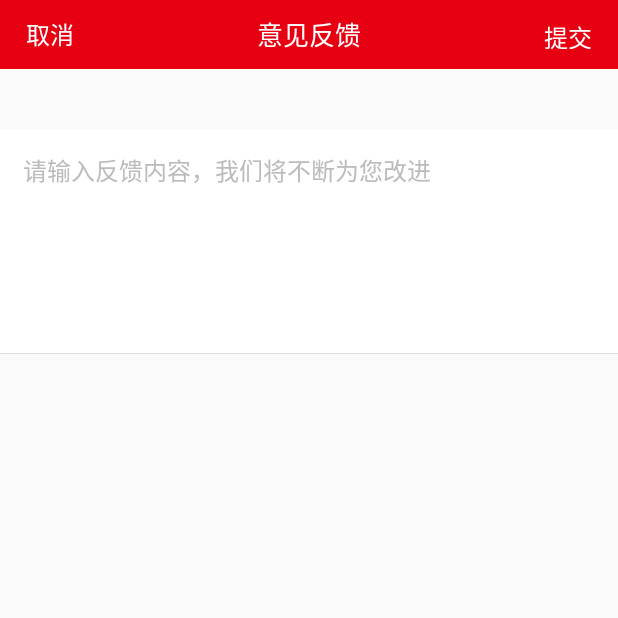
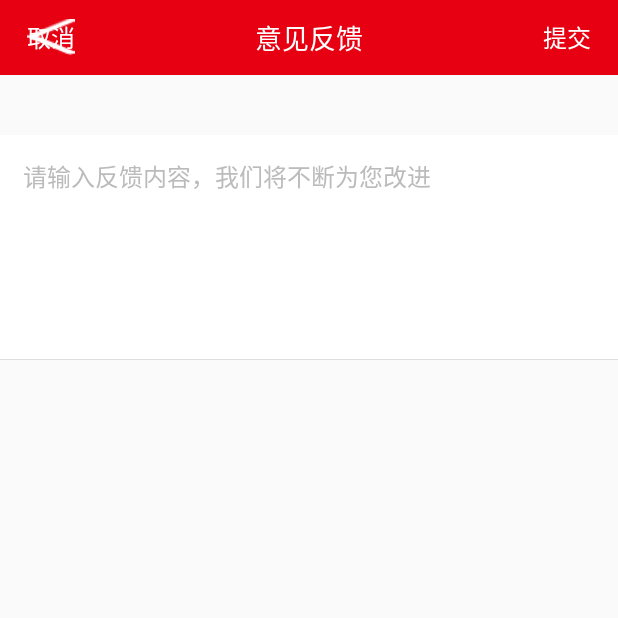
Before and after one commit to fztanga/ShiaLibrary, an Android app: the FeedbackActivity screen opened directly, with no data from a screen before it, on a phone screen of 412 x 824 dp, the top half of it. Run offline under Robolectric (Android 15) with nearby library versions, the phone set to English and light mode, and no system bars; libraries missing offline, so code that uses them is left out: com.blankj.utilcode; 1 statement that could not run was skipped.

Commit message:
版本升级，title，新增databindding adapter

```diff
--- a/app/src/main/java/com/shia/sample/activity/FeedbackActivity.java
+++ b/app/src/main/java/com/shia/sample/activity/FeedbackActivity.java
@@ -18,7 +18,7 @@ public class FeedbackActivity extends AppCompatActivity {
         super.onCreate(paramBundle);
         setContentView(R.layout.activity_more_feedback);
 
-        ((Titlebar) findViewById(R.id.titlebar)).setMoreTextAction(new View.OnClickListener() {
+        ((Titlebar) findViewById(R.id.titlebar)).setMoreAction(new View.OnClickListener() {
             @Override
             public void onClick(View v) {
                 ToastUtils.showShort("提交");
--- a/library/src/main/java/com/shia/library/widget/Titlebar.java
+++ b/library/src/main/java/com/shia/library/widget/Titlebar.java
@@ -6,160 +6,264 @@ import android.content.res.TypedArray;
 import android.util.AttributeSet;
 import android.view.LayoutInflater;
 import android.view.View;
-import android.widget.ImageView;
 import android.widget.LinearLayout;
 import android.widget.RelativeLayout;
 import android.widget.TextView;
 import com.shia.library.R;
-
+import com.shia.library.util.StringUtil;
 
 /**
  * 标题控件
  */
 public class Titlebar extends RelativeLayout {
 
-    private String titleText;
-    private boolean canBack;
-    private ImageView imgBack;
-    private String backText;
-    private String moreText;
-    private int moreImg;
-    private TextView tvMore;
-    private LinearLayout moreLayout;
+    private LinearLayout tvBackLayout, tvMore1Layout, tvMore2Layout, tvMore3Layout;
+    private TextView tvTitle, tvBack, tvMore1, tvMore2, tvMore3;
 
     public Titlebar(Context context, AttributeSet attrs) {
         super(context, attrs);
-        LayoutInflater.from(context).inflate(R.layout.title, this);
+        LayoutInflater.from(context).inflate(R.layout.shia_layout_title, this);
         TypedArray ta = context.obtainStyledAttributes(attrs, R.styleable.Titlebar, 0, 0);
         try {
-            titleText = ta.getString(R.styleable.Titlebar_titleText);
-            canBack = ta.getBoolean(R.styleable.Titlebar_canBack, false);
-            backText = ta.getString(R.styleable.Titlebar_backText);
-            moreImg = ta.getResourceId(R.styleable.Titlebar_moreImg, 0);
-            moreText = ta.getString(R.styleable.Titlebar_moreText);
-            setUpView();
+            String titleText = ta.getString(R.styleable.Titlebar_titleText);
+            boolean canBack = ta.getBoolean(R.styleable.Titlebar_canBack, true);
+            String backText = ta.getString(R.styleable.Titlebar_backText);
+            int moreImg = ta.getResourceId(R.styleable.Titlebar_moreImg, 0);
+            String moreText = ta.getString(R.styleable.Titlebar_moreText);
+            setUpView(titleText, canBack, backText, moreText, moreImg);
         } finally {
             ta.recycle();
         }
     }
 
-    private void setUpView() {
-        TextView tvTitle = (TextView) findViewById(R.id.title);
+    private void setUpView(String titleText, boolean canBack, String backText, String moreText, int moreImg) {
+        tvTitle = (TextView) findViewById(R.id.title);
+        tvBack = (TextView) findViewById(R.id.txt_back);
+        tvMore1 = (TextView) findViewById(R.id.txt_more1);
+        tvMore2 = (TextView) findViewById(R.id.txt_more2);
+        tvMore3 = (TextView) findViewById(R.id.txt_more3);
+
+        tvBackLayout = (LinearLayout) findViewById(R.id.txt_back_layout);
+        tvMore1Layout = (LinearLayout) findViewById(R.id.txt_more1_layout);
+        tvMore2Layout = (LinearLayout) findViewById(R.id.txt_more2_layout);
+        tvMore3Layout = (LinearLayout) findViewById(R.id.txt_more3_layout);
+        setBackVisible(false);
+        setMoreVisible(false);
+        setMore2Visible(false);
+        setMore3Visible(false);
+
         tvTitle.setText(titleText);
-        LinearLayout backBtn = (LinearLayout) findViewById(R.id.title_back);
-        imgBack = (ImageView) findViewById(R.id.img_back);
-        if (!canBack) {
-            imgBack.setVisibility(GONE);
+        if (StringUtil.isNotEmpty(backText)) {
+            setBackText(backText);
+            setBackAction(new OnClickListener() {
+                @Override
+                public void onClick(View v) {
+                    ((Activity) getContext()).finish();
+                }
+            });
         }
-        if (backText != null && !"".equals(backText)) {
-            TextView tvBack = (TextView) findViewById(R.id.txt_back);
-            tvBack.setText(backText);
+        setBackVisible(canBack);
 
-            canBack = true;
-        }
-        backBtn.setVisibility(canBack ? VISIBLE : INVISIBLE);
-        backBtn.setOnClickListener(new View.OnClickListener() {
-            @Override
-            public void onClick(View v) {
-                ((Activity) getContext()).finish();
-            }
-        });
-
-        if (moreImg != 0) {
-            ImageView moreImgView = (ImageView) findViewById(R.id.img_more);
-            moreImgView.setImageDrawable(getContext().getResources().getDrawable(moreImg));
-        }
-        tvMore = (TextView) findViewById(R.id.txt_more);
-        tvMore.setText(moreText);
-        moreLayout = (LinearLayout) findViewById(R.id.txt_more_layout);
-        if (moreText == null || "".equals(moreText)) {
-            moreLayout.setVisibility(GONE);
+        if (moreImg > 0) {
+            setMoreImg(moreImg);
+        } else if (StringUtil.isNotEmpty(moreText)) {
+            setMoreText(moreText);
         }
     }
 
     /**
      * 标题控件
      *
-     * @param titleText
-     *            设置标题文案
+     * @param titleText 设置标题文案
      */
-    public void setTitleText(String titleText) {
-        this.titleText = titleText;
-        TextView tvTitle = (TextView) findViewById(R.id.title);
+    public Titlebar setTitleText(String titleText) {
         tvTitle.setText(titleText);
-    }
-
-    public void setBackImg(int img) {
-        findViewById(R.id.title_back).setVisibility(VISIBLE);
-        imgBack.setVisibility(VISIBLE);
-        imgBack.setImageDrawable(getContext().getResources().getDrawable(img));
-    }
-
-    public void setBackAction(View.OnClickListener listener) {
-        LinearLayout backBtn = (LinearLayout) findViewById(R.id.title_back);
-        backBtn.setOnClickListener(listener);
+        return this;
     }
 
     /**
-     * 标题更多按钮
+     * 设置返回文字内容
      *
-     * @param img
-     *            设置更多按钮
+     * @param text 返回文本
      */
-    public void setMoreImg(int img) {
-        moreImg = img;
-        ImageView moreImgView = (ImageView) findViewById(R.id.img_more);
-        moreImgView.setImageDrawable(getContext().getResources().getDrawable(moreImg));
+    public Titlebar setBackText(String text) {
+        setBackVisible(true);
+        tvBack.setText(text);
+        return this;
+    }
+
+    /**
+     * 标题返回按钮图标
+     *
+     * @param img 设置返回按钮
+     */
+    public Titlebar setBackImg(int img) {
+        setBackVisible(true);
+        tvBack.setBackgroundResource(img);
+        return this;
+    }
+
+    /**
+     * 返回事件
+     *
+     * @param listener
+     * @return
+     */
+    public Titlebar setBackAction(OnClickListener listener) {
+        setBackVisible(true);
+        tvBackLayout.setOnClickListener(listener);
+        return this;
+    }
+
+    /**
+     * 设置返回按钮是否显示
+     *
+     * @param show 是否显示
+     * @return
+     */
+    public Titlebar setBackVisible(boolean show) {
+        tvBackLayout.setVisibility(show ? VISIBLE : GONE);
+        return this;
+    }
+
+    /**
+     * 设置更多文字内容
+     *
+     * @param text 更多文本
+     * @return
+     */
+    public Titlebar setMoreText(String text) {
+        setMoreVisible(true);
+        tvMore1.setText(text);
+        return this;
+    }
+
+    /**
+     * 标题更多按钮图标
+     *
+     * @param img 设置更多按钮
+     * @return
+     */
+    public Titlebar setMoreImg(int img) {
+        setMoreVisible(true);
+        tvMore1.setBackgroundResource(img);
+        return this;
     }
 
     /**
      * 设置更多按钮事件
      *
-     * @param listener
-     *            事件监听
+     * @param listener 事件监听
+     * @return
      */
-    public void setMoreImgAction(View.OnClickListener listener) {
-        ImageView moreImgView = (ImageView) findViewById(R.id.img_more);
-        moreImgView.setOnClickListener(listener);
-    }
-
-    public void setMoreTextImg(int img) {
-        tvMore.setBackground(getContext().getResources().getDrawable(img));
+    public Titlebar setMoreAction(OnClickListener listener) {
+        setMoreVisible(true);
+        tvMore1Layout.setOnClickListener(listener);
+        return this;
     }
 
     /**
-     * 设置更多按钮事件
+     * 设置更多按钮是否显示
      *
-     * @param listener
-     *            事件监听
+     * @param show 是否显示
+     * @return
      */
-    public void setMoreTextAction(View.OnClickListener listener) {
-        moreLayout.setVisibility(VISIBLE);
-        moreLayout.setOnClickListener(listener);
+    public Titlebar setMoreVisible(boolean show) {
+        tvMore1Layout.setVisibility(show ? VISIBLE : GONE);
+        return this;
     }
 
     /**
-     * 设置更多文字内容
+     * 设置更多2文字内容
      *
-     * @param text
-     *            更多文本
+     * @param text 更多文本
+     * @return
      */
-    public void setMoreTextContext(String text) {
-        tvMore.setText(text);
-        moreLayout.setVisibility(VISIBLE);
+    public Titlebar setMore2Text(String text) {
+        setMore2Visible(true);
+        tvMore2.setText(text);
+        return this;
     }
 
     /**
-     * 设置返回按钮事件
+     * 标题更多2按钮图标
      *
-     * @param listener
-     *            事件监听
+     * @param img 设置更多按钮
+     * @return
      */
-    public void setBackListener(View.OnClickListener listener) {
-        if (canBack) {
-            LinearLayout backBtn = (LinearLayout) findViewById(R.id.title_back);
-            backBtn.setOnClickListener(listener);
-        }
+    public Titlebar setMore2Img(int img) {
+        setMore2Visible(true);
+        tvMore2.setBackgroundResource(img);
+        return this;
     }
 
+    /**
+     * 设置更多2按钮事件
+     *
+     * @param listener 事件监听
+     * @return
+     */
+    public Titlebar setMore2Action(OnClickListener listener) {
+        setMore2Visible(true);
+        tvMore2Layout.setOnClickListener(listener);
+        return this;
+    }
+
+    /**
+     * 设置更多2按钮是否显示
+     *
+     * @param show 是否显示
+     * @return
+     */
+    public Titlebar setMore2Visible(boolean show) {
+        tvMore2Layout.setVisibility(show ? VISIBLE : GONE);
+        return this;
+    }
+
+    /**
+     * 设置更多3文字内容
+     *
+     * @param text 更多文本
+     * @return
+     */
+    public Titlebar setMore3Text(String text) {
+        setMore3Visible(true);
+        tvMore3.setText(text);
+        return this;
+    }
+
+    /**
+     * 标题更多3按钮图标
+     *
+     * @param img 设置更多按钮
+     * @return
+     */
+    public Titlebar setMore3Img(int img) {
+        setMore3Visible(true);
+        tvMore3.setBackgroundResource(img);
+        return this;
+    }
+
+    /**
+     * 设置更多3按钮事件
+     *
+     * @param listener 事件监听
+     * @return
+     */
+    public Titlebar setMore3Action(OnClickListener listener) {
+        setMore3Visible(true);
+        tvMore3Layout.setOnClickListener(listener);
+        return this;
+    }
+
+    /**
+     * 设置更多3按钮是否显示
+     *
+     * @param show 是否显示
+     * @return
+     */
+    public Titlebar setMore3Visible(boolean show) {
+        tvMore3Layout.setVisibility(show ? VISIBLE : GONE);
+        return this;
+    }
 }
--- /dev/null
+++ b/library/src/main/res/layout/shia_layout_title.xml
@@ -0,0 +1,78 @@
+<?xml version="1.0" encoding="utf-8"?>
+<RelativeLayout xmlns:android="http://schemas.android.com/apk/res/android"
+                xmlns:tools="http://schemas.android.com/tools"
+                android:layout_width="match_parent"
+                android:layout_height="@dimen/title_bar_height"
+                android:background="@color/colorPrimary">
+    <LinearLayout android:id="@+id/txt_back_layout"
+                  android:layout_width="wrap_content"
+                  android:layout_height="match_parent"
+                  android:layout_centerVertical="true"
+                  android:paddingLeft="@dimen/title_bar_margin_left_right"
+                  android:paddingRight="@dimen/title_bar_button_padding_left_right"
+                  android:gravity="center_vertical"
+                  android:orientation="horizontal">
+        <TextView android:id="@+id/txt_back"
+                  android:layout_width="wrap_content"
+                  android:layout_height="wrap_content"
+                  android:textSize="@dimen/title_bar_button_size"
+                  android:textColor="@android:color/white"
+                  android:background="@drawable/ic_avigation"/>
+    </LinearLayout>
+
+    <TextView android:id="@id/title"
+              android:layout_width="wrap_content"
+              android:layout_height="wrap_content"
+              android:layout_centerInParent="true"
+              android:textSize="@dimen/title_bar_title_size"
+              android:singleLine="true"
+              android:textColor="@android:color/white"
+              tools:text="@string/app_name"/>
+
+    <LinearLayout android:layout_width="wrap_content"
+                  android:layout_height="match_parent"
+                  android:layout_centerVertical="true"
+                  android:layout_alignParentEnd="true"
+                  android:gravity="center_vertical"
+                  android:orientation="horizontal">
+        <LinearLayout android:id="@+id/txt_more3_layout"
+                      android:layout_width="wrap_content"
+                      android:layout_height="match_parent"
+                      android:gravity="center"
+                      android:paddingLeft="@dimen/title_bar_button_padding_left_right"
+                      android:paddingRight="@dimen/title_bar_button_padding_left_right">
+            <TextView android:id="@+id/txt_more3"
+                      android:layout_width="wrap_content"
+                      android:layout_height="wrap_content"
+                      android:textSize="@dimen/title_bar_button_size"
+                      android:textColor="@android:color/white"
+                      tools:text="按钮3"/>
+        </LinearLayout>
+        <LinearLayout android:id="@+id/txt_more2_layout"
+                      android:layout_width="wrap_content"
+                      android:layout_height="match_parent"
+                      android:gravity="center"
+                      android:paddingLeft="@dimen/title_bar_button_padding_left_right"
+                      android:paddingRight="@dimen/title_bar_button_padding_left_right">
+            <TextView android:id="@+id/txt_more2"
+                      android:layout_width="wrap_content"
+                      android:layout_height="wrap_content"
+                      android:textSize="@dimen/title_bar_button_size"
+                      android:textColor="@android:color/white"
+                      tools:text="按钮2"/>
+        </LinearLayout>
+        <LinearLayout android:id="@+id/txt_more1_layout"
+                      android:layout_width="wrap_content"
+                      android:layout_height="match_parent"
+                      android:gravity="center"
+                      android:paddingLeft="@dimen/title_bar_button_padding_left_right"
+                      android:paddingRight="@dimen/title_bar_margin_left_right">
+            <TextView android:id="@+id/txt_more1"
+                      android:layout_width="wrap_content"
+                      android:layout_height="wrap_content"
+                      android:textSize="@dimen/title_bar_button_size"
+                      android:textColor="@android:color/white"
+                      tools:text="按钮1"/>
+        </LinearLayout>
+    </LinearLayout>
+</RelativeLayout>
--- a/library/src/main/res/layout/title.xml
+++ /dev/null
@@ -1,65 +0,0 @@
-<?xml version="1.0" encoding="utf-8"?>
-<RelativeLayout xmlns:android="http://schemas.android.com/apk/res/android"
-                android:layout_width="match_parent"
-                android:layout_height="46dp"
-                android:background="@color/colorPrimary">
-    <LinearLayout
-            android:id="@+id/title_back"
-            android:layout_width="wrap_content"
-            android:layout_height="wrap_content"
-            android:layout_centerVertical="true"
-            android:paddingLeft="17dp"
-            android:gravity="center_vertical"
-            android:orientation="horizontal">
-        <ImageView
-                android:id="@+id/img_back"
-                android:layout_width="wrap_content"
-                android:layout_height="wrap_content"
-                android:paddingRight="10dp"
-                android:src="@drawable/ic_avigation"/>
-        <TextView
-                android:id="@+id/txt_back"
-                android:layout_width="wrap_content"
-                android:layout_height="wrap_content"
-                android:layout_gravity="center_vertical"
-                android:textSize="16sp"
-                android:textColor="@android:color/white"/>
-
-    </LinearLayout>
-    <TextView
-            android:id="@id/title"
-            android:layout_width="wrap_content"
-            android:layout_height="wrap_content"
-            android:layout_centerInParent="true"
-            android:textSize="17sp"
-            android:singleLine="true"
-            android:textColor="@android:color/white"/>
-    <LinearLayout
-            android:id="@+id/btn_more"
-            android:layout_width="wrap_content"
-            android:layout_height="wrap_content"
-            android:orientation="horizontal"
-            android:layout_centerVertical="true"
-            android:layout_alignParentEnd="true">
-        <ImageView
-                android:id="@+id/img_more"
-                android:layout_width="wrap_content"
-                android:layout_height="wrap_content"
-                android:layout_marginRight="7dp"
-                android:padding="10dp"/>
-        <LinearLayout
-                android:id="@+id/txt_more_layout"
-                android:layout_width="wrap_content"
-                android:layout_height="match_parent"
-                android:gravity="center_vertical"
-                android:paddingRight="17dp"
-                android:paddingLeft="10dp">
-            <TextView
-                    android:id="@+id/txt_more"
-                    android:layout_width="wrap_content"
-                    android:layout_height="wrap_content"
-                    android:textSize="16sp"
-                    android:textColor="@android:color/white"/>
-        </LinearLayout>
-    </LinearLayout>
-</RelativeLayout>
--- /dev/null
+++ b/library/src/main/res/values/dimens.xml
@@ -0,0 +1,8 @@
+<resources>
+	<!--菜单栏-->
+	<dimen name="title_bar_height">50dp</dimen>
+	<dimen name="title_bar_title_size">18sp</dimen>
+	<dimen name="title_bar_button_size">16sp</dimen>
+	<dimen name="title_bar_margin_left_right">18dp</dimen>
+	<dimen name="title_bar_button_padding_left_right">10dp</dimen>
+</resources>
```
Also changed, not shown: library/build.gradle (+4 -4 lines), library/src/main/java/com/shia/library/adapter/DataBindingAdapter.java (added, +57 -0 lines), library/src/main/java/com/shia/library/fragment/BaseEventFragment.java (added, +32 -0 lines), library/src/main/java/com/shia/library/fragment/BaseFragment.java (added, +48 -0 lines), library/src/main/java/com/shia/library/util/TabLayoutUtil.java (added, +127 -0 lines).
